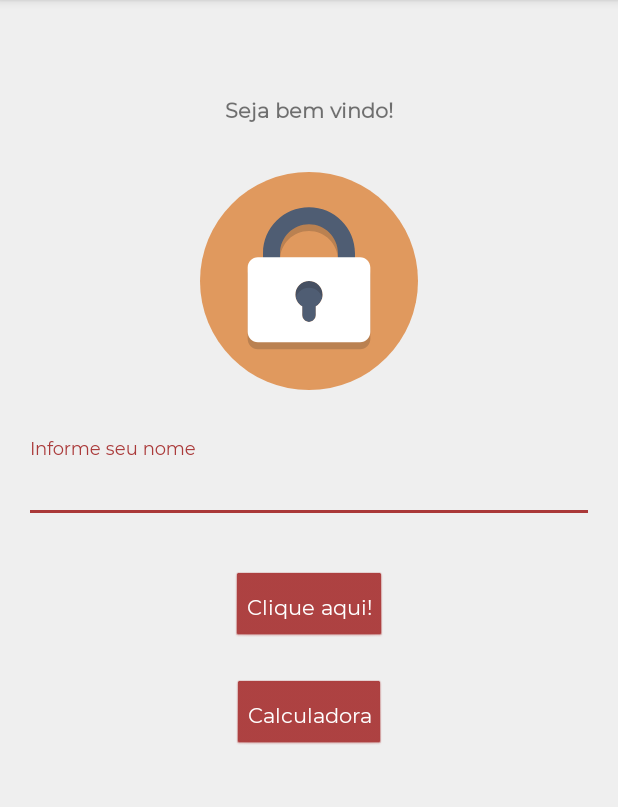
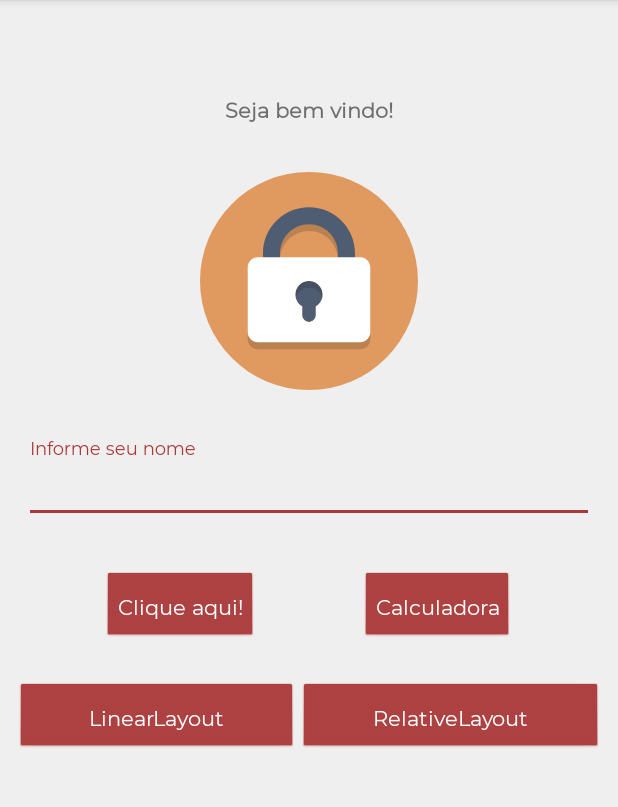
Before and after one commit to eberson/pami, an Android app: the screen it shows after launch (MainActivity), on a phone screen of 412 x 824 dp, the part 84-891 px from its top. Run offline under Robolectric (Android 15) with nearby library versions, the phone set to English and light mode, and no system bars.

Commit message:
quarta aula, layouts

```diff
--- a/app/src/main/AndroidManifest.xml
+++ b/app/src/main/AndroidManifest.xml
@@ -9,7 +9,9 @@
         android:roundIcon="@mipmap/ic_launcher_round"
         android:supportsRtl="true"
         android:theme="@style/AppTheme">
-        <activity android:name=".CalculatorActivity"></activity>
+        <activity android:name=".RelativeLayout"></activity>
+        <activity android:name=".LinearActivity" />
+        <activity android:name=".CalculatorActivity" />
         <activity android:name=".MainActivity">
             <intent-filter>
                 <action android:name="android.intent.action.MAIN" />
--- a/app/src/main/res/layout/activity_main.xml
+++ b/app/src/main/res/layout/activity_main.xml
@@ -10,11 +10,10 @@
         android:id="@+id/button"
         android:layout_width="wrap_content"
         android:layout_height="wrap_content"
+        android:layout_marginStart="68dp"
         android:layout_marginTop="32dp"
         android:onClick="clickHere"
         android:text="@string/btn_clique_aqui"
-        app:layout_constraintEnd_toEndOf="parent"
-        app:layout_constraintHorizontal_bias="0.5"
         app:layout_constraintStart_toStartOf="parent"
         app:layout_constraintTop_toBottomOf="@+id/textInputLayout3" />
 
@@ -53,14 +52,15 @@
         android:id="@+id/button3"
         android:layout_width="wrap_content"
         android:layout_height="wrap_content"
-        android:layout_marginStart="16dp"
-        android:layout_marginTop="24dp"
-        android:layout_marginEnd="16dp"
+        android:layout_marginStart="32dp"
+        android:layout_marginTop="32dp"
+        android:layout_marginEnd="32dp"
         android:onClick="openCalculator"
         android:text="@string/btn_calc"
         app:layout_constraintEnd_toEndOf="parent"
-        app:layout_constraintStart_toStartOf="parent"
-        app:layout_constraintTop_toBottomOf="@+id/button" />
+        app:layout_constraintHorizontal_bias="0.488"
+        app:layout_constraintStart_toEndOf="@+id/button"
+        app:layout_constraintTop_toBottomOf="@+id/textInputLayout3" />
 
     <ImageView
         android:id="@+id/imageView"
@@ -73,4 +73,31 @@
         app:layout_constraintTop_toBottomOf="@+id/textView"
         app:srcCompat="@drawable/ic_lock" />
 
+    <LinearLayout
+        android:layout_width="0dp"
+        android:layout_height="wrap_content"
+        android:layout_marginTop="16dp"
+        android:orientation="horizontal"
+        android:padding="10dp"
+        app:layout_constraintEnd_toEndOf="parent"
+        app:layout_constraintStart_toStartOf="parent"
+        app:layout_constraintTop_toBottomOf="@+id/button">
+
+        <Button
+            android:id="@+id/button4"
+            android:layout_width="wrap_content"
+            android:layout_height="wrap_content"
+            android:layout_weight="1"
+            android:onClick="showLinearLayout"
+            android:text="@string/btn_linear" />
+
+        <Button
+            android:id="@+id/button5"
+            android:layout_width="wrap_content"
+            android:layout_height="wrap_content"
+            android:layout_weight="1"
+            android:onClick="showRelativeLayout"
+            android:text="RelativeLayout" />
+    </LinearLayout>
+
 </androidx.constraintlayout.widget.ConstraintLayout>
--- a/app/src/main/res/values/strings.xml
+++ b/app/src/main/res/values/strings.xml
@@ -9,6 +9,11 @@
     <string name="btn_clique_aqui">Clique aqui!</string>
     <string name="btn_some">Some</string>
     <string name="btn_calc">Calculadora</string>
+    <string name="btn_linear" translatable="false">LinearLayout</string>
+    <string name="btn_relative" translatable="false">RelativeLayout</string>
+
+    <string name="text_1">Primeiro Texto</string>
+    <string name="text_2">Segundo Texto</string>
 
     <string name="hint_informe_nome">Informe seu nome</string>
     <string name="hint_informe_um_numero">Informe um número</string>
```
Also changed, not shown: app/src/main/java/com/example/cursopami/LinearActivity.kt (added, +12 -0 lines), app/src/main/java/com/example/cursopami/MainActivity.kt (+10 -0 lines), app/src/main/java/com/example/cursopami/RelativeLayout.kt (added, +12 -0 lines), app/src/main/res/layout/activity_linear.xml (added, +21 -0 lines), app/src/main/res/layout/activity_relative_layout.xml (added, +60 -0 lines), 2 other files.
